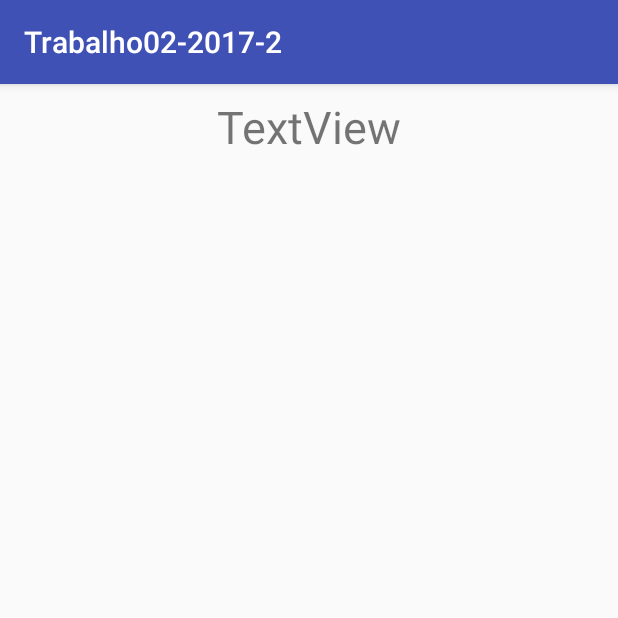
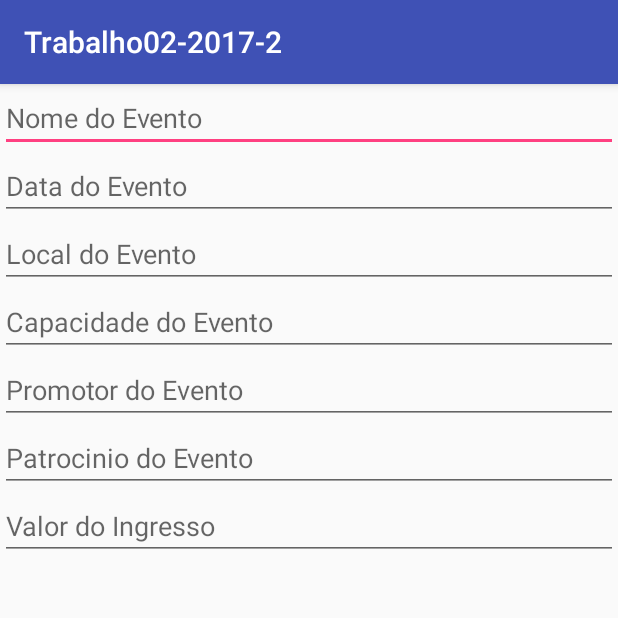
Before and after one commit to higorbhermes/Trabalho02-2017--2, an Android app: the Main2Activity screen opened directly, with no data from a screen before it, on a phone screen of 412 x 824 dp, the top half of it. Run offline under Robolectric (Android 15) with nearby library versions, the phone set to English and light mode, and no system bars.

Commit message:
Ajustando aparência da segunda activity

```diff
--- a/app/src/main/res/layout/activity_main2.xml
+++ b/app/src/main/res/layout/activity_main2.xml
@@ -1,21 +1,66 @@
 <?xml version="1.0" encoding="utf-8"?>
-<android.support.constraint.ConstraintLayout xmlns:android="http://schemas.android.com/apk/res/android"
+<LinearLayout xmlns:android="http://schemas.android.com/apk/res/android"
     xmlns:app="http://schemas.android.com/apk/res-auto"
     xmlns:tools="http://schemas.android.com/tools"
     android:layout_width="match_parent"
     android:layout_height="match_parent"
-    tools:context="br.iff.pooa20172.trabalho02_2017_2.Main2Activity">
+    tools:context="br.iff.pooa20172.trabalho02_2017_2.Main2Activity"
+    android:orientation="vertical">
 
-<TextView
-    android:id="@+id/tvNomeEscola"
-    android:layout_width="123dp"
-    android:layout_height="wrap_content"
-    android:text="TextView"
-    android:textSize="30sp"
-    android:layout_marginRight="8dp"
-    app:layout_constraintRight_toRightOf="parent"
-    android:layout_marginLeft="8dp"
-    app:layout_constraintLeft_toLeftOf="parent"
-    app:layout_constraintTop_toTopOf="parent"
-    android:layout_marginTop="8dp" />
-</android.support.constraint.ConstraintLayout>
+    <EditText
+        android:id="@+id/et_Nome"
+        android:layout_width="match_parent"
+        android:layout_height="wrap_content"
+        android:ems="10"
+        android:hint="Nome do Evento"
+        android:inputType="textPersonName" />
+
+    <EditText
+        android:id="@+id/et_Data"
+        android:layout_width="match_parent"
+        android:layout_height="wrap_content"
+        android:ems="10"
+        android:hint="Data do Evento"
+        android:inputType="date" />
+
+    <EditText
+        android:id="@+id/et_Local"
+        android:layout_width="match_parent"
+        android:layout_height="wrap_content"
+        android:ems="10"
+        android:hint="Local do Evento"
+        android:inputType="textPersonName" />
+
+    <EditText
+        android:id="@+id/et_Capacidade"
+        android:layout_width="match_parent"
+        android:layout_height="wrap_content"
+        android:ems="10"
+        android:hint="Capacidade do Evento"
+        android:inputType="number" />
+
+    <EditText
+        android:id="@+id/et_Promotor"
+        android:layout_width="match_parent"
+        android:layout_height="wrap_content"
+        android:ems="10"
+        android:hint="Promotor do Evento"
+        android:inputType="textPersonName" />
+
+    <EditText
+        android:id="@+id/et_Patrocinio"
+        android:layout_width="match_parent"
+        android:layout_height="wrap_content"
+        android:ems="10"
+        android:hint="Patrocinio do Evento"
+        android:inputType="textPersonName" />
+
+    <EditText
+        android:id="@+id/et_Valor"
+        android:layout_width="match_parent"
+        android:layout_height="wrap_content"
+        android:ems="10"
+        android:hint="Valor do Ingresso"
+        android:inputType="numberDecimal" />
+
+</LinearLayout>
```
